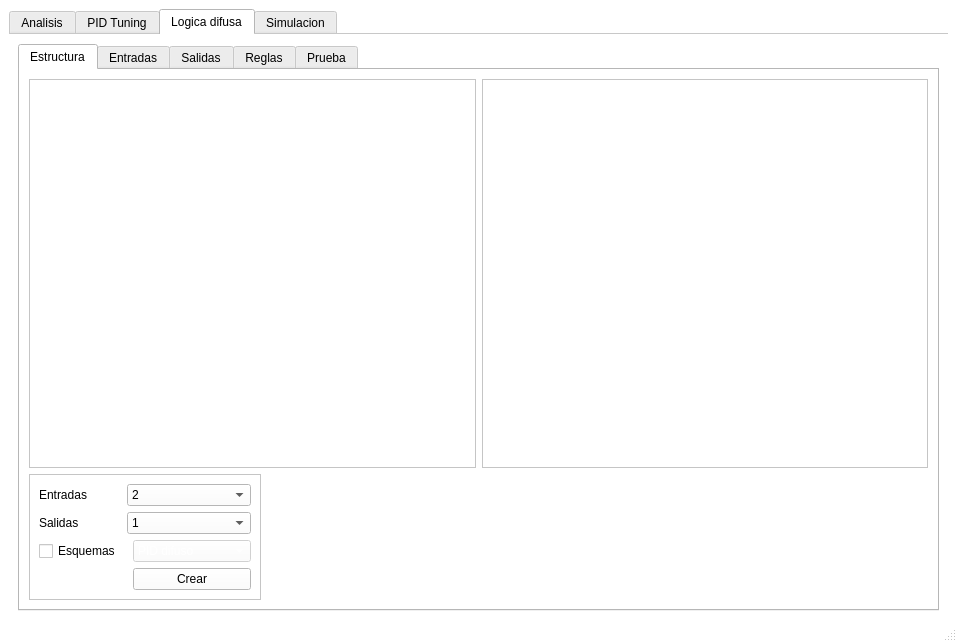
Above: Main aplication/VentanaPrincipal.ui from ezalorpro/LaboratorioDeControl before the change. Below: the same form after it.
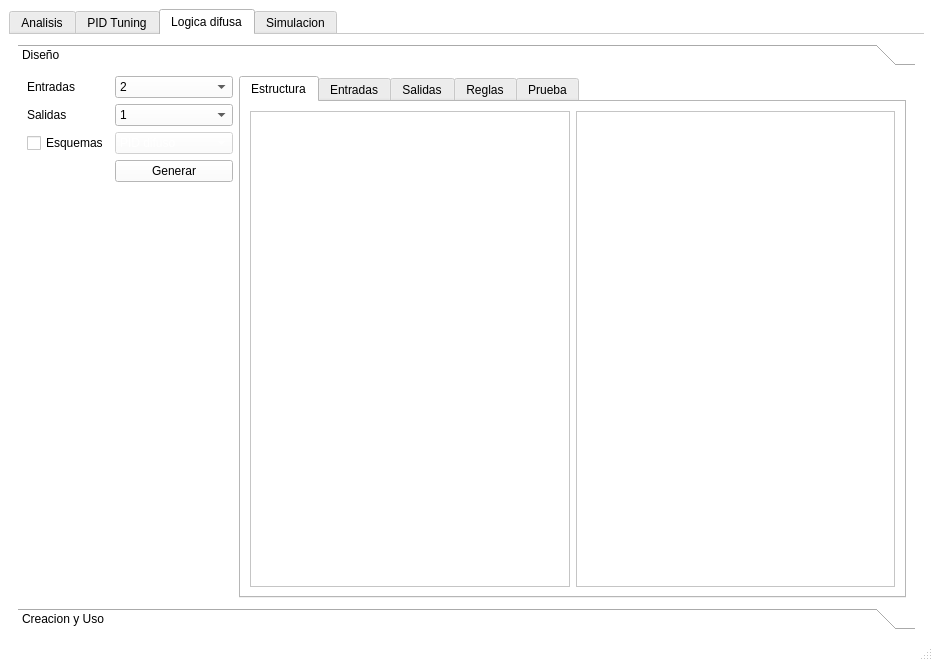
That is the form after the change. The open tabs and pages were chosen to show the change. Icons and pictures are not drawn. Custom widgets are drawn as their Qt base class.

Commit message: avanzes generales

```diff
--- a/Main aplication/VentanaPrincipal.ui
+++ b/Main aplication/VentanaPrincipal.ui
@@ -9,8 +9,8 @@
    <rect>
     <x>0</x>
     <y>0</y>
-    <width>957</width>
-    <height>642</height>
+    <width>933</width>
+    <height>661</height>
    </rect>
   </property>
   <property name="sizePolicy">
@@ -2113,57 +2113,113 @@
        <attribute name="title">
         <string>Logica difusa</string>
        </attribute>
-       <layout class="QGridLayout" name="gridLayout_17">
+       <layout class="QGridLayout" name="gridLayout_22">
         <item row="0" column="0">
-         <widget class="QTabWidget" name="fuzzyTabWidget">
-          <property name="enabled">
-           <bool>true</bool>
+         <widget class="QToolBox" name="toolBox">
+          <property name="font">
+           <font>
+            <italic>false</italic>
+            <underline>false</underline>
+           </font>
           </property>
-          <property name="tabPosition">
-           <enum>QTabWidget::North</enum>
+          <property name="acceptDrops">
+           <bool>false</bool>
+          </property>
+          <property name="frameShape">
+           <enum>QFrame::NoFrame</enum>
+          </property>
+          <property name="frameShadow">
+           <enum>QFrame::Plain</enum>
+          </property>
+          <property name="lineWidth">
+           <number>2</number>
+          </property>
+          <property name="midLineWidth">
+           <number>2</number>
           </property>
           <property name="currentIndex">
+           <number>0</number>
+          </property>
+          <property name="tabSpacing">
            <number>1</number>
           </property>
-          <property name="elideMode">
-           <enum>Qt::ElideNone</enum>
-          </property>
-          <property name="movable">
-           <bool>false</bool>
-          </property>
-          <property name="tabBarAutoHide">
-           <bool>false</bool>
-          </property>
-          <widget class="QWidget" name="estructuraTab">
-           <attribute name="title">
-            <string>Estructura</string>
+          <widget class="QWidget" name="designPage">
+           <property name="geometry">
+            <rect>
+             <x>0</x>
+             <y>0</y>
+             <width>897</width>
+             <height>522</height>
+            </rect>
+           </property>
+           <attribute name="icon">
+            <iconset>
+             <normaloff>ui_button_default.ico</normaloff>ui_button_default.ico</iconset>
            </attribute>
-           <layout class="QGridLayout" name="gridLayout_18">
+           <attribute name="label">
+            <string>Diseño</string>
+           </attribute>
+           <layout class="QGridLayout" name="gridLayout_24">
             <item row="0" column="0">
-             <widget class="QGraphicsView" name="graphicsView"/>
-            </item>
-            <item row="0" column="1">
-             <widget class="QGraphicsView" name="graphicsView_2"/>
-            </item>
-            <item row="1" column="0" colspan="2">
              <layout class="QHBoxLayout" name="horizontalLayout_7">
               <item>
-               <widget class="QFrame" name="frame">
-                <property name="frameShape">
-                 <enum>QFrame::StyledPanel</enum>
-                </property>
-                <property name="frameShadow">
-                 <enum>QFrame::Raised</enum>
-                </property>
-                <layout class="QGridLayout" name="gridLayout_16">
+               <layout class="QGridLayout" name="gridLayout_17">
                  <item row="0" column="0">
                   <widget class="QLabel" name="label">
+                  <property name="sizePolicy">
+                   <sizepolicy hsizetype="Preferred" vsizetype="Preferred">
+                    <horstretch>0</horstretch>
+                    <verstretch>0</verstretch>
+                   </sizepolicy>
+                  </property>
                    <property name="text">
                     <string>Entradas</string>
                    </property>
                   </widget>
                  </item>
-                 <item row="1" column="1" colspan="2">
+                <item row="0" column="1">
+                 <widget class="QComboBox" name="estrucNumberInputs">
+                  <property name="currentIndex">
+                   <number>1</number>
+                  </property>
+                  <item>
+                   <property name="text">
+                    <string>1</string>
+                   </property>
+                  </item>
+                  <item>
+                   <property name="text">
+                    <string>2</string>
+                   </property>
+                  </item>
+                  <item>
+                   <property name="text">
+                    <string>3</string>
+                   </property>
+                  </item>
+                  <item>
+                   <property name="text">
+                    <string>4</string>
+                   </property>
+                  </item>
+                  <item>
+                   <property name="text">
+                    <string>5</string>
+                   </property>
+                  </item>
+                  <item>
+                   <property name="text">
+                    <string>6</string>
+                   </property>
+                  </item>
+                  <item>
+                   <property name="text">
+                    <string>7</string>
+                   </property>
+                  </item>
+                 </widget>
+                </item>
+                <item row="1" column="1">
                   <widget class="QComboBox" name="estrucNumberOutputs">
                    <item>
                     <property name="text">
@@ -2202,21 +2258,7 @@
                    </item>
                   </widget>
                  </item>
-                 <item row="2" column="0">
-                  <widget class="QCheckBox" name="fuzzyEsquemasCheck">
-                   <property name="text">
-                    <string>Esquemas</string>
-                   </property>
-                  </widget>
-                 </item>
-                 <item row="1" column="0">
-                  <widget class="QLabel" name="label_2">
-                   <property name="text">
-                    <string>Salidas</string>
-                   </property>
-                  </widget>
-                 </item>
-                 <item row="2" column="2">
+                <item row="2" column="1">
                   <widget class="QComboBox" name="fuzzyEsquemas">
                    <property name="enabled">
                     <bool>false</bool>
@@ -2238,85 +2280,94 @@
                    </item>
                   </widget>
                  </item>
-                 <item row="0" column="1" colspan="2">
-                  <widget class="QComboBox" name="estrucNumberInputs">
+                <item row="1" column="0">
+                 <widget class="QLabel" name="label_2">
+                  <property name="sizePolicy">
+                   <sizepolicy hsizetype="Preferred" vsizetype="Preferred">
+                    <horstretch>0</horstretch>
+                    <verstretch>0</verstretch>
+                   </sizepolicy>
+                  </property>
+                  <property name="text">
+                   <string>Salidas</string>
+                  </property>
+                 </widget>
+                </item>
+                <item row="2" column="0">
+                 <widget class="QCheckBox" name="fuzzyEsquemasCheck">
+                  <property name="sizePolicy">
+                   <sizepolicy hsizetype="Minimum" vsizetype="Preferred">
+                    <horstretch>0</horstretch>
+                    <verstretch>0</verstretch>
+                   </sizepolicy>
+                  </property>
+                  <property name="text">
+                   <string>Esquemas</string>
+                  </property>
+                 </widget>
+                </item>
+                <item row="3" column="1">
+                 <widget class="QPushButton" name="generarFuzzyButton">
+                  <property name="text">
+                   <string>Generar</string>
+                  </property>
+                 </widget>
+                </item>
+                <item row="4" column="1">
+                 <spacer name="verticalSpacer_2">
+                  <property name="orientation">
+                   <enum>Qt::Vertical</enum>
+                  </property>
+                  <property name="sizeHint" stdset="0">
+                   <size>
+                    <width>20</width>
+                    <height>40</height>
+                   </size>
+                  </property>
+                 </spacer>
+                </item>
+               </layout>
+              </item>
+              <item>
+               <widget class="QTabWidget" name="fuzzyTabWidget">
+                <property name="enabled">
+                 <bool>true</bool>
+                </property>
+                <property name="sizePolicy">
+                 <sizepolicy hsizetype="Expanding" vsizetype="Expanding">
+                  <horstretch>0</horstretch>
+                  <verstretch>0</verstretch>
+                 </sizepolicy>
+                </property>
+                <property name="tabPosition">
+                 <enum>QTabWidget::North</enum>
+                </property>
                    <property name="currentIndex">
                     <number>1</number>
                    </property>
-                   <item>
-                    <property name="text">
-                     <string>1</string>
-                    </property>
-                   </item>
-                   <item>
-                    <property name="text">
-                     <string>2</string>
-                    </property>
-                   </item>
-                   <item>
-                    <property name="text">
-                     <string>3</string>
-                    </property>
-                   </item>
-                   <item>
-                    <property name="text">
-                     <string>4</string>
+                <property name="elideMode">
+                 <enum>Qt::ElideNone</enum>
+                </property>
+                <property name="movable">
+                 <bool>false</bool>
+                </property>
+                <property name="tabBarAutoHide">
+                 <bool>false</bool>
+                </property>
+                <widget class="QWidget" name="estructuraTab">
+                 <attribute name="title">
+                  <string>Estructura</string>
+                 </attribute>
+                 <layout class="QGridLayout" name="gridLayout_18">
+                  <item row="0" column="1">
+                   <widget class="QGraphicsView" name="graphicsView_2"/>
+                  </item>
+                  <item row="0" column="0">
+                   <widget class="QGraphicsView" name="graphicsView">
+                    <property name="dragMode">
+                     <enum>QGraphicsView::NoDrag</enum>
                     </property>
-                   </item>
-                   <item>
-                    <property name="text">
-                     <string>5</string>
-                    </property>
-                   </item>
-                   <item>
-                    <property name="text">
-                     <string>6</string>
-                    </property>
-                   </item>
-                   <item>
-                    <property name="text">
-                     <string>7</string>
-                    </property>
-                   </item>
-                  </widget>
-                 </item>
-                 <item row="3" column="2">
-                  <widget class="QPushButton" name="crearFuzzyButton">
-                   <property name="text">
-                    <string>Crear</string>
-                   </property>
-                  </widget>
-                 </item>
-                </layout>
-               </widget>
-              </item>
-              <item>
-               <spacer name="horizontalSpacer_2">
-                <property name="orientation">
-                 <enum>Qt::Horizontal</enum>
-                </property>
-                <property name="sizeHint" stdset="0">
-                 <size>
-                  <width>40</width>
-                  <height>20</height>
-                 </size>
-                </property>
-               </spacer>
-              </item>
-              <item>
-               <spacer name="horizontalSpacer">
-                <property name="orientation">
-                 <enum>Qt::Horizontal</enum>
-                </property>
-                <property name="sizeHint" stdset="0">
-                 <size>
-                  <width>40</width>
-                  <height>20</height>
-                 </size>
-                </property>
-               </spacer>
-              </item>
-             </layout>
+                   </widget>
             </item>
            </layout>
           </widget>
@@ -3077,6 +3128,114 @@
          </widget>
         </item>
        </layout>
+            </item>
+           </layout>
+          </widget>
+          <widget class="QWidget" name="makeAndUsePage">
+           <property name="geometry">
+            <rect>
+             <x>0</x>
+             <y>0</y>
+             <width>897</width>
+             <height>522</height>
+            </rect>
+           </property>
+           <attribute name="icon">
+            <iconset>
+             <normaloff>ui_button_default.ico</normaloff>ui_button_default.ico</iconset>
+           </attribute>
+           <attribute name="label">
+            <string>Creacion y Uso</string>
+           </attribute>
+           <layout class="QGridLayout" name="gridLayout_21">
+            <item row="0" column="0">
+             <layout class="QHBoxLayout" name="horizontalLayout_13">
+              <item>
+               <layout class="QVBoxLayout" name="verticalLayout_17">
+                <item>
+                 <widget class="QPushButton" name="pushButton">
+                  <property name="text">
+                   <string>Crear</string>
+                  </property>
+                 </widget>
+                </item>
+                <item>
+                 <widget class="QPushButton" name="pushButton_2">
+                  <property name="text">
+                   <string>Cargar</string>
+                  </property>
+                 </widget>
+                </item>
+                <item>
+                 <widget class="QPushButton" name="pushButton_3">
+                  <property name="text">
+                   <string>Salvar</string>
+                  </property>
+                 </widget>
+                </item>
+                <item>
+                 <widget class="QPushButton" name="pushButton_4">
+                  <property name="text">
+                   <string>Salvar como...</string>
+                  </property>
+                 </widget>
+                </item>
+                <item>
+                 <spacer name="verticalSpacer">
+                  <property name="orientation">
+                   <enum>Qt::Vertical</enum>
+                  </property>
+                  <property name="sizeHint" stdset="0">
+                   <size>
+                    <width>20</width>
+                    <height>40</height>
+                   </size>
+                  </property>
+                 </spacer>
+                </item>
+               </layout>
+              </item>
+              <item>
+               <widget class="QTabWidget" name="tabWidget">
+                <property name="sizePolicy">
+                 <sizepolicy hsizetype="Expanding" vsizetype="Expanding">
+                  <horstretch>0</horstretch>
+                  <verstretch>0</verstretch>
+                 </sizepolicy>
+                </property>
+                <property name="currentIndex">
+                 <number>0</number>
+                </property>
+                <widget class="QWidget" name="tab_4">
+                 <attribute name="title">
+                  <string>Tab 2</string>
+                 </attribute>
+                </widget>
+                <widget class="QWidget" name="tab_3">
+                 <attribute name="title">
+                  <string>Tab 1</string>
+                 </attribute>
+                 <layout class="QGridLayout" name="gridLayout_16">
+                  <item row="0" column="2">
+                   <widget class="QGraphicsView" name="graphicsView_6"/>
+                  </item>
+                  <item row="0" column="0">
+                   <widget class="QGraphicsView" name="graphicsView_5"/>
+                  </item>
+                  <item row="0" column="1">
+                   <widget class="QGraphicsView" name="graphicsView_7"/>
+                  </item>
+                 </layout>
+                </widget>
+               </widget>
+              </item>
+             </layout>
+            </item>
+           </layout>
+          </widget>
+         </widget>
+        </item>
+       </layout>
       </widget>
       <widget class="QWidget" name="controlSimulacion">
        <attribute name="title">
```
Left out of the diff: 567 changed lines with no effect on the pictures. Lines whose indentation alone changed are shown as unchanged. The commit also changes 2 other files.
